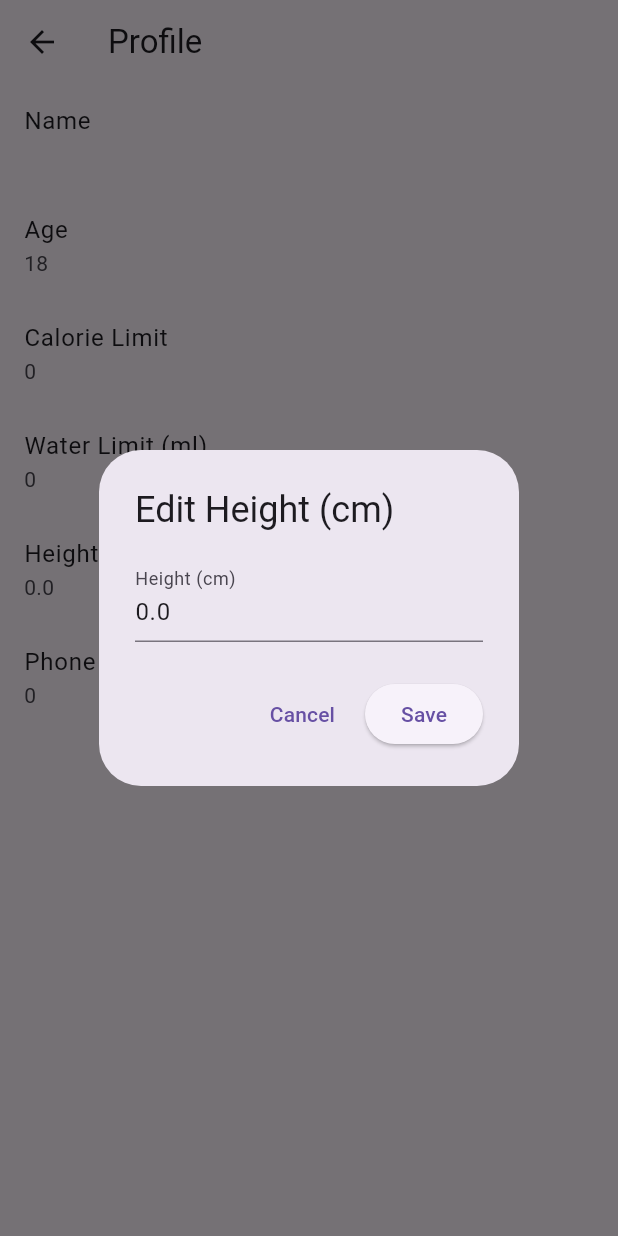
After one commit to VishalVinayRam/Fitness-monitoring-system, a Flutter app: the ProfileScreen screen opened by its route, after a tap on "Height (cm)", on a phone screen of 412 x 824 dp. The commit adds this screen. Run offline on Flutter 3.47's test engine with Material 3 defaults, Android fonts, the phone set to English and light mode, and no system bars; our stand-ins replace flutter_local_notifications, image_picker, pedometer, shared_preferences, timezone, video_player; missing offline and left inert: gauge_indicator; accounts and stored records are empty; statements that could not run were skipped.

Commit message:
ProfileSection done

```diff
--- a/lib/main.dart
+++ b/lib/main.dart
@@ -32,7 +32,7 @@ class PhotoNotesApp extends StatelessWidget {
       ),
       initialRoute: '/',
       routes: {
-        '/': (context) => ProfileScreen(),//routing to mainScreen in login.dart
+        '/': (context) => MainScreen(),//routing to mainScreen in login.dart
         '/home': (context) => HomeScreen(), //routing to homeScreen in homescreen.dart
         '/capture': (context) => CaptureScreen(), //routng to image adddition in capture.dart
         '/reminder':(contect) => ReminderScreen(), //routing to the reminder to where you can find the routing
--- a/lib/models/Userdate.dart
+++ b/lib/models/Userdate.dart
@@ -7,6 +7,9 @@ class GlobalData {
    int _calorieGoal=  0; // calories per day
    int _waterGoal = 0; // ml per day
   String? _photoUrl = ""; // optional photo URL
+  int _number= 0;
+  String _password= '';
+  int _age = 18;
 
   // Singleton pattern for global state management
   static final GlobalData _singleton = GlobalData._internal();
@@ -24,6 +27,10 @@ class GlobalData {
   int get calorieGoal => _calorieGoal;
   int get waterGoal => _waterGoal;
   String? get photoUrl => _photoUrl;
+  int get number => _number;
+  String get password => password;
+    int get age => _age;
+
 
   // Setters
   set name(String value) {
@@ -35,7 +42,22 @@ class GlobalData {
     _height = value;
     saveToPrefs('height', value.toString());
   }
+  set number(int value)
+  {
+    _number = value;
+    saveToPrefs('number', number.toString());
+  }
 
+  set age(int value)
+  {
+    _number = value;
+    saveToPrefs('age',value.toString());
+  }
+  set password(String value)
+  {
+    password = value;
+    saveToPrefs('password', value);
+  }
   set weight(double value) {
     _weight = value;
     saveToPrefs('weight', value.toString());
@@ -65,6 +87,10 @@ class GlobalData {
     _calorieGoal = prefs.getInt('calorieGoal') ?? 0;
     _waterGoal = prefs.getInt('waterGoal') ?? 0;
     _photoUrl = prefs.getString('photoUrl');
+    _number = prefs.getInt('number')??0;
+    _password = prefs.getString('password')??'';
+        _age = prefs.getInt('age')??0;
+
   }
 
   // Private method to save a single value to shared preferences
--- /dev/null
+++ b/lib/profile_edit.dart
@@ -0,0 +1,67 @@
+import 'package:flutter/material.dart';
+
+class ProfileEditModal extends StatefulWidget {
+  final String title;
+  final String field;
+  final dynamic value;
+
+  ProfileEditModal({required this.title, required this.field, required this.value});
+
+  @override
+  _ProfileEditModalState createState() => _ProfileEditModalState();
+}
+
+class _ProfileEditModalState extends State<ProfileEditModal> {
+  late TextEditingController _controller;
+
+  @override
+  void initState() {
+    super.initState();
+    _controller = TextEditingController(text: widget.value.toString());
+  }
+
+  void _save() {
+    dynamic newValue;
+    switch (widget.field) {
+      case 'age':
+      case 'calorieLimit':
+      case 'waterLimit':
+        newValue = int.parse(_controller.text);
+        break;
+      case 'height':
+        newValue = double.parse(_controller.text);
+        break;
+      default:
+        newValue = _controller.text;
+    }
+    Navigator.of(context).pop(newValue);
+  }
+
+  @override
+  Widget build(BuildContext context) {
+    return AlertDialog(
+      title: Text('Edit ${widget.title}'),
+      content: TextField(
+        controller: _controller,
+        keyboardType: widget.field == 'age' || widget.field == 'calorieLimit' || widget.field == 'waterLimit' || widget.field == 'height'
+            ? TextInputType.number
+            : TextInputType.text,
+        decoration: InputDecoration(
+          labelText: widget.title,
+        ),
+      ),
+      actions: <Widget>[
+        TextButton(
+          child: Text('Cancel'),
+          onPressed: () {
+            Navigator.of(context).pop();
+          },
+        ),
+        ElevatedButton(
+          child: Text('Save'),
+          onPressed: _save,
+        ),
+      ],
+    );
+  }
+}
```
Also changed, not shown: lib/login_screen.dart (+18 -6 lines), lib/profle.dart (+56 -122 lines), lib/widgets/profile_widget.dart (added, +50 -0 lines).
